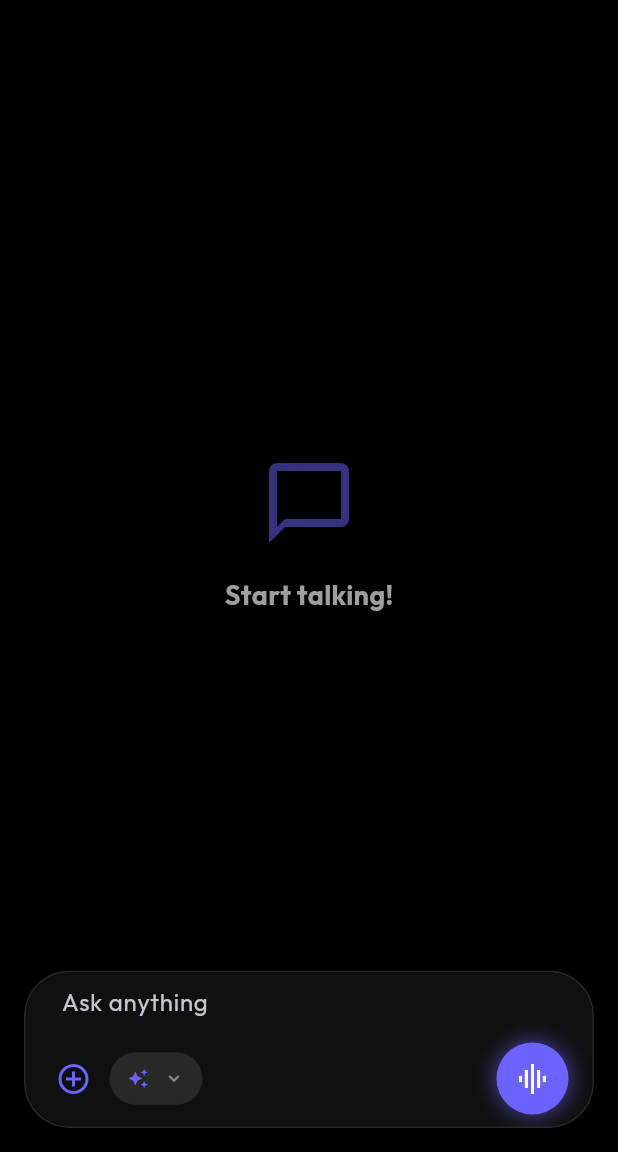
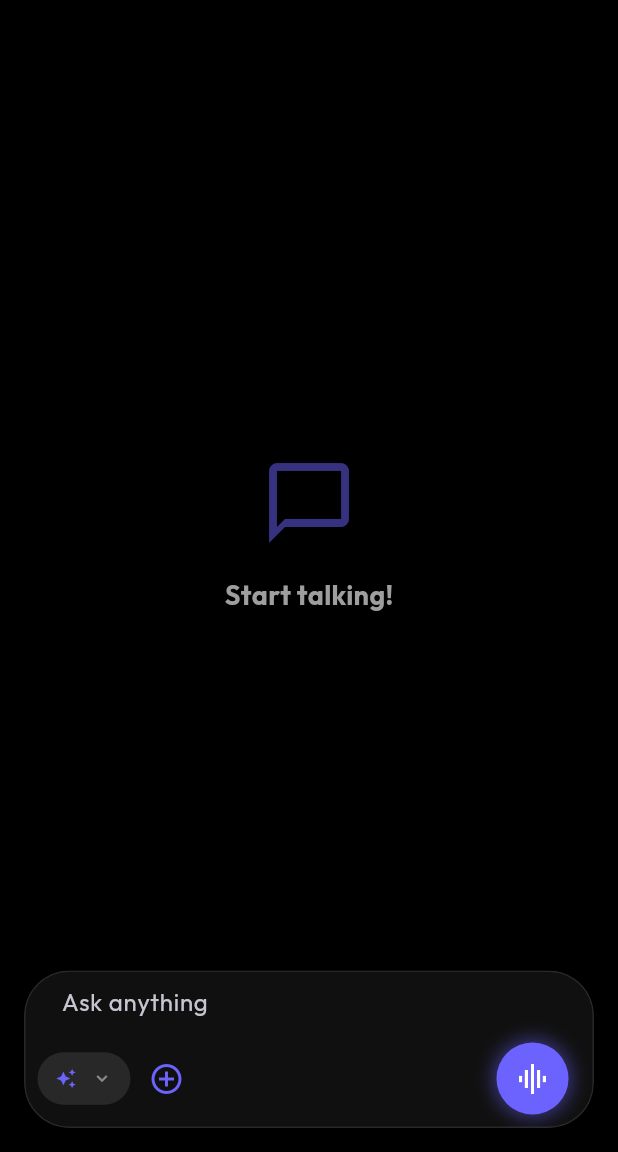
Before and after one commit to shreyashp77/ChadGPT, a Flutter app: the screen it shows after launch, on a phone screen of 412 x 824 dp, the part 84-1236 px from its top. Run offline on Flutter 3.47's test engine with Material 3 defaults, Android fonts, the light colour scheme and no system bars; drawn by our look-alikes of flutter_animate; our stand-ins replace file_picker, flutter_markdown, flutter_tts, font_awesome_flutter, google_fonts, image_picker and 3 more; missing offline and left inert: flutter_highlighter, markdown; accounts and stored records are empty; network calls fail.

Commit message:
feat: Reorder attachment button and model selector, and conditionally display attachment icon based on web search status.

```diff
--- a/lib/screens/chat_screen.dart
+++ b/lib/screens/chat_screen.dart
@@ -294,13 +294,6 @@ class _ChatScreenState extends State<ChatScreen> {
                              padding: const EdgeInsets.fromLTRB(0, 0, 8, 0),
                              child: Row(
                                children: [
-                                 // Attachment / Menu Button
-                                 IconButton(
-                                   icon: Icon(Icons.add_circle_outline, color: Theme.of(context).colorScheme.primary),
-                                   onPressed: _showAttachmentOptions,
-                                 ),
-
-                                 const SizedBox(width: 0),
 
                                  // Grok-style Model Selector Pill
                                  GestureDetector(
@@ -337,6 +330,17 @@ class _ChatScreenState extends State<ChatScreen> {
                                          ),
                                      ),
                                  ),
+
+                                const SizedBox(width: 0),
+
+                                // Attachment / Menu Button
+                                  IconButton(
+                                    icon: Icon(
+                                      _useWebSearch ? Icons.public : Icons.add_circle_outline,
+                                      color: Theme.of(context).colorScheme.primary
+                                    ),
+                                    onPressed: _showAttachmentOptions,
+                                  ),
 
                                  const Spacer(),
 
```
